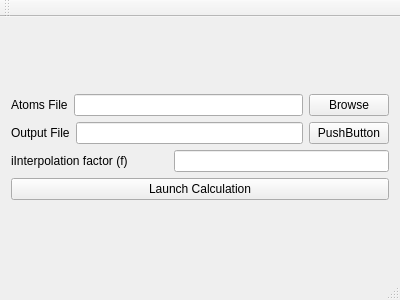
The window that Qt/prismmainwindow.ui (prism-em/prismatic) describes before a commit, drawn with Qt 5.
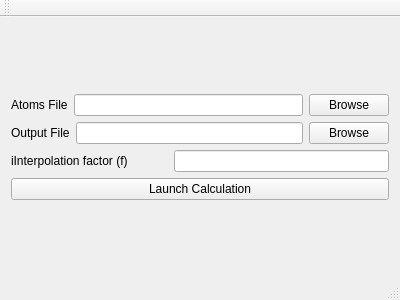
The same window after the commit.

What changed in the file:
```diff
--- a/Qt/prismmainwindow.ui
+++ b/Qt/prismmainwindow.ui
@@ -53,7 +53,7 @@
         <item>
          <widget class="QPushButton" name="pushButton_2">
           <property name="text">
-           <string>PushButton</string>
+           <string>Browse</string>
           </property>
          </widget>
         </item>
```
Left out of the diff: 2 changed lines with no effect on the pictures.
